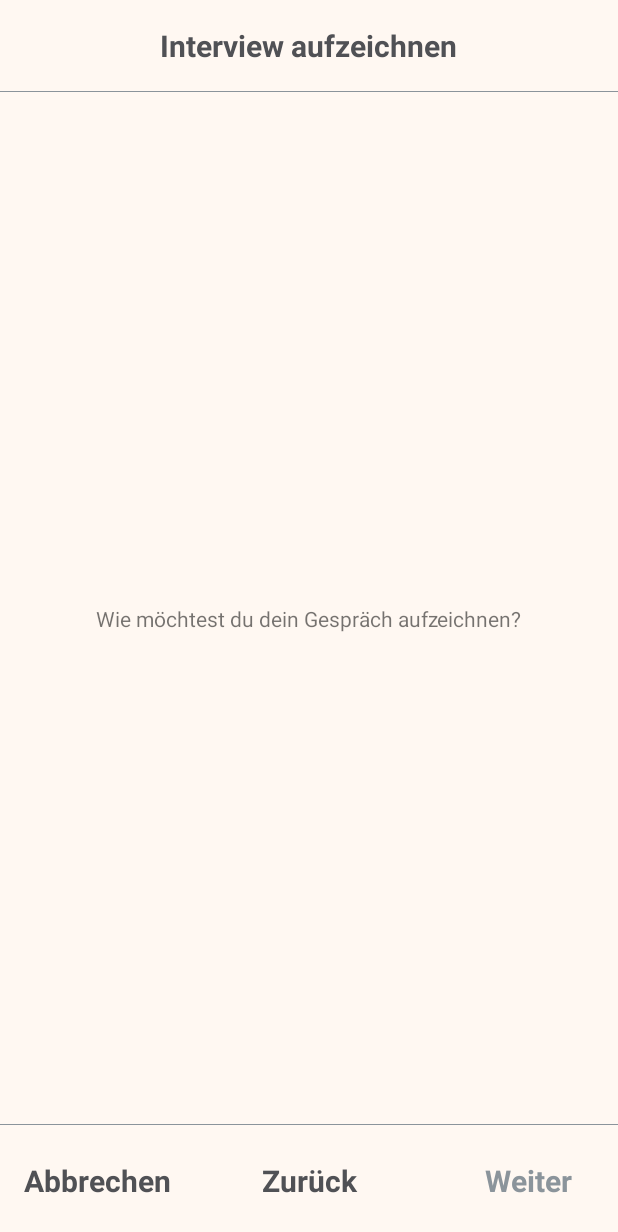
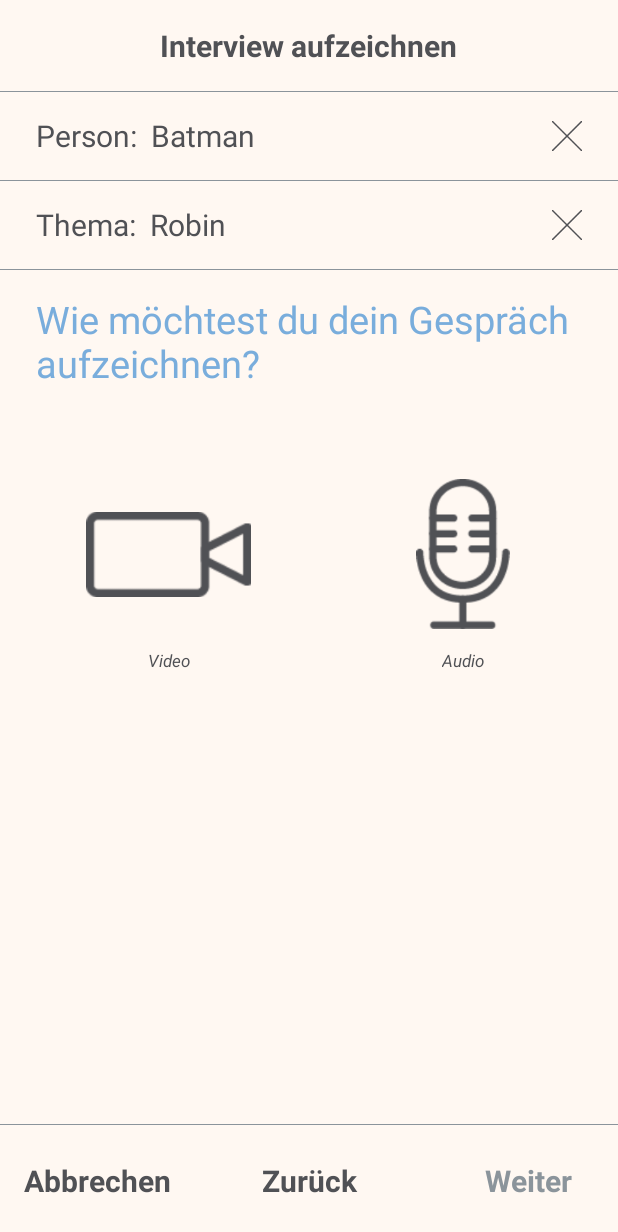
Before and after one commit to Locdoc01/griot-app, an Android app: the ChooseMediumInputActivity screen opened directly, with no data from a screen before it, on a phone screen of 412 x 824 dp. Shown: the top 1232 px of the screen. Run offline under Robolectric (Android 15) with nearby library versions, the phone set to English and light mode, and no system bars; our stand-ins replace Firebase (no records; nobody signed in at launch, a user with empty details on screens opened directly).

Commit message:
layout implemented

```diff
--- a/app/src/main/res/layout/activity_input_choose_medium.xml
+++ b/app/src/main/res/layout/activity_input_choose_medium.xml
@@ -5,17 +5,145 @@
     xmlns:tools="http://schemas.android.com/tools"
     android:layout_width="match_parent"
     android:layout_height="match_parent"
-    tools:context="de.griot_app.griot.ChooseMediumInputActivity">
-
+    tools:context="de.griot_app.griot.ChooseTopicInputActivity">
 
     <TextView
+        android:id="@+id/textView_person"
+        android:layout_width="0dp"
+        android:layout_height="wrap_content"
+        style="@style/AppTheme.Text_Normal"
+        android:text="Person:  Batman"
+        android:layout_marginLeft="24dp"
+        android:layout_marginStart="24dp"
+        android:layout_marginRight="24dp"
+        android:layout_marginEnd="24dp"
+        android:layout_marginTop="16dp"
+        app:layout_constraintTop_toTopOf="@id/guideline_top"
+        app:layout_constraintLeft_toLeftOf="parent"
+        app:layout_constraintRight_toLeftOf="@+id/button_cancel_person" />
+
+    <ImageView
+        android:id="@+id/button_cancel_person"
+        android:layout_width="20dp"
+        android:layout_height="20dp"
+        android:src="@drawable/cancel"
+        app:layout_constraintDimensionRatio="1:1"
+        android:adjustViewBounds="true"
+        android:layout_marginRight="24dp"
+        android:layout_marginEnd="24dp"
+        app:layout_constraintTop_toTopOf="@id/textView_person"
+        app:layout_constraintRight_toRightOf="parent"
+        app:layout_constraintBottom_toBottomOf="@id/textView_person"/>
+
+    <ImageView
+        android:id="@+id/line_person"
+        style="@style/AppTheme.Lines"
+        android:layout_marginTop="16dp"
+        app:layout_constraintTop_toBottomOf="@id/textView_person"
+        app:layout_constraintLeft_toLeftOf="parent"
+        app:layout_constraintRight_toRightOf="parent" />
+
+    <TextView
+        android:id="@+id/textView_topic"
+        android:layout_width="0dp"
+        android:layout_height="wrap_content"
+        style="@style/AppTheme.Text_Normal"
+        android:text="Thema:  Robin"
+        android:layout_marginLeft="24dp"
+        android:layout_marginStart="24dp"
+        android:layout_marginRight="24dp"
+        android:layout_marginEnd="24dp"
+        android:layout_marginTop="16dp"
+        app:layout_constraintTop_toTopOf="@id/line_person"
+        app:layout_constraintLeft_toLeftOf="parent"
+        app:layout_constraintRight_toLeftOf="@+id/button_cancel_topic" />
+
+    <ImageView
+        android:id="@+id/button_cancel_topic"
+        android:layout_width="20dp"
+        android:layout_height="20dp"
+        android:src="@drawable/cancel"
+        app:layout_constraintDimensionRatio="1:1"
+        android:adjustViewBounds="true"
+        android:layout_marginRight="24dp"
+        android:layout_marginEnd="24dp"
+        app:layout_constraintTop_toTopOf="@id/textView_topic"
+        app:layout_constraintRight_toRightOf="parent"
+        app:layout_constraintBottom_toBottomOf="@id/textView_topic"/>
+
+    <ImageView
+        android:id="@+id/line_topic"
+        style="@style/AppTheme.Lines"
+        android:layout_marginTop="16dp"
+        app:layout_constraintTop_toBottomOf="@id/textView_topic"
+        app:layout_constraintLeft_toLeftOf="parent"
+        app:layout_constraintRight_toRightOf="parent"/>
+
+    <TextView
+        android:id="@+id/textView_top"
+        android:layout_width="0dp"
+        android:layout_height="wrap_content"
+        style="@style/AppTheme.Text_Large"
+        android:text="@string/question_which_medium"
+        android:layout_marginLeft="24dp"
+        android:layout_marginStart="24dp"
+        android:layout_marginRight="24dp"
+        android:layout_marginEnd="24dp"
+        android:layout_marginTop="16dp"
+        app:layout_constraintTop_toTopOf="@id/line_topic"
+        app:layout_constraintLeft_toLeftOf="parent"
+        app:layout_constraintRight_toRightOf="parent" />
+
+    <ImageView
+        android:id="@+id/button_video"
+        android:layout_width="110dp"
+        android:layout_height="110dp"
+        android:src="@drawable/camera"
+        app:layout_constraintDimensionRatio="1:1"
+        android:adjustViewBounds="true"
+        app:layout_constraintTop_toTopOf="@id/button_audio"
+        app:layout_constraintLeft_toLeftOf="parent"
+        app:layout_constraintRight_toRightOf="parent"
+        app:layout_constraintBottom_toBottomOf="@id/button_audio"
+        app:layout_constraintHorizontal_bias="0.19" />
+
+    <ImageView
+        android:id="@+id/button_audio"
+        android:layout_width="100dp"
+        android:layout_height="100dp"
+        android:src="@drawable/microphone"
+        app:layout_constraintDimensionRatio="1:1"
+        android:adjustViewBounds="true"
+        android:layout_marginTop="60dp"
+        app:layout_constraintTop_toBottomOf="@id/textView_top"
+        app:layout_constraintLeft_toLeftOf="parent"
+        app:layout_constraintRight_toRightOf="parent"
+        app:layout_constraintHorizontal_bias="0.83" />
+
+    <TextView
+        android:id="@+id/textView_video"
         android:layout_width="wrap_content"
         android:layout_height="wrap_content"
-        android:text="@string/question_which_medium"
-        app:layout_constraintBottom_toBottomOf="parent"
-        app:layout_constraintLeft_toLeftOf="parent"
-        app:layout_constraintRight_toRightOf="parent"
-        app:layout_constraintTop_toTopOf="parent" />
+        android:textSize="@dimen/dimen_textSize_tiny"
+        android:textColor="@color/colorGriotDarkgrey"
+        android:textStyle="italic"
+        android:text="@string/text_video"
+        android:layout_marginTop="8dp"
+        app:layout_constraintTop_toBottomOf="@id/button_video"
+        app:layout_constraintLeft_toLeftOf="@id/button_video"
+        app:layout_constraintRight_toRightOf="@id/button_video" />
+
+    <TextView
+        android:id="@+id/textView_audio"
+        android:layout_width="wrap_content"
+        android:layout_height="wrap_content"
+        android:textSize="@dimen/dimen_textSize_tiny"
+        android:textColor="@color/colorGriotDarkgrey"
+        android:textStyle="italic"
+        android:text="@string/text_audio"
+        app:layout_constraintBaseline_toBaselineOf="@id/textView_video"
+        app:layout_constraintLeft_toLeftOf="@id/button_audio"
+        app:layout_constraintRight_toRightOf="@id/button_audio" />
 
     <include layout="@layout/activity_base_input_griot"/>
 
```
